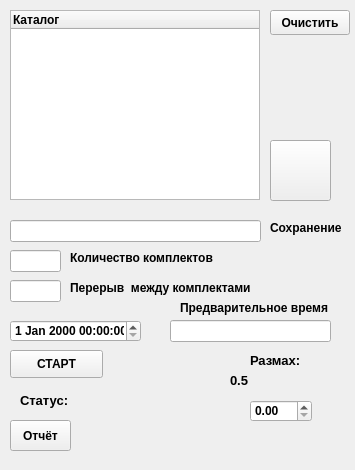
Old version of the form source/generator/generatoraepwidget.ui in the repository VictorZ08/Path.
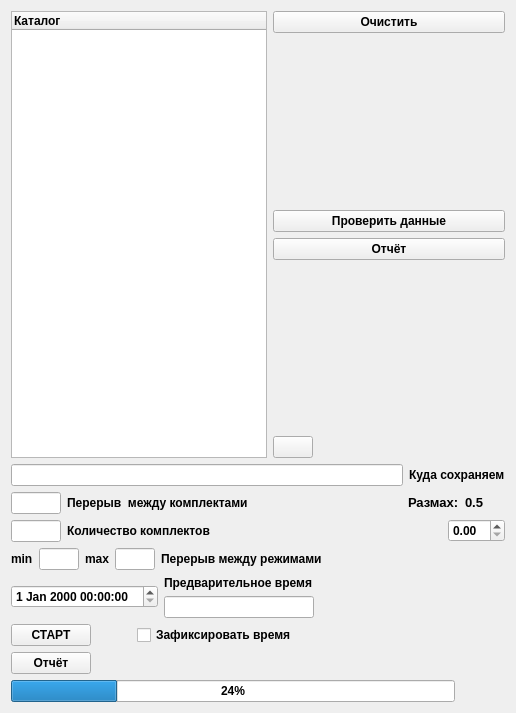
New version of the form. Icons and pictures are not drawn.

What changed in the file:
```diff
--- a/source/generator/generatoraepwidget.ui
+++ b/source/generator/generatoraepwidget.ui
@@ -6,22 +6,10 @@
    <rect>
     <x>0</x>
     <y>0</y>
-    <width>355</width>
-    <height>470</height>
+    <width>516</width>
+    <height>713</height>
    </rect>
   </property>
-  <property name="minimumSize">
-   <size>
-    <width>355</width>
-    <height>470</height>
-   </size>
-  </property>
-  <property name="maximumSize">
-   <size>
-    <width>355</width>
-    <height>470</height>
-   </size>
-  </property>
   <property name="font">
    <font>
     <weight>75</weight>
@@ -31,258 +19,478 @@
   <property name="windowTitle">
    <string>Генератор АЭП</string>
   </property>
-  <widget class="QLineEdit" name="m_numSets_le">
-   <property name="geometry">
-    <rect>
-     <x>10</x>
-     <y>250</y>
-     <width>51</width>
-     <height>22</height>
-    </rect>
-   </property>
-  </widget>
-  <widget class="QLabel" name="label_size_Complect">
-   <property name="geometry">
-    <rect>
-     <x>70</x>
-     <y>250</y>
-     <width>151</width>
-     <height>16</height>
-    </rect>
-   </property>
-   <property name="text">
-    <string>Количество комплектов</string>
-   </property>
-  </widget>
-  <widget class="QLineEdit" name="m_timeSet_le">
-   <property name="geometry">
-    <rect>
-     <x>10</x>
-     <y>280</y>
-     <width>51</width>
-     <height>22</height>
-    </rect>
-   </property>
-   <property name="text">
-    <string/>
-   </property>
-  </widget>
-  <widget class="QLabel" name="labelPreview">
-   <property name="geometry">
-    <rect>
-     <x>180</x>
-     <y>300</y>
-     <width>151</width>
-     <height>16</height>
-    </rect>
-   </property>
-   <property name="text">
-    <string>Предварительное время</string>
-   </property>
-  </widget>
-  <widget class="QLabel" name="label_Time_Complect">
-   <property name="geometry">
-    <rect>
-     <x>70</x>
-     <y>280</y>
-     <width>201</width>
-     <height>16</height>
-    </rect>
-   </property>
-   <property name="text">
-    <string>Перерыв  между комплектами</string>
-   </property>
-  </widget>
-  <widget class="QLabel" name="m_status_l">
-   <property name="geometry">
-    <rect>
-     <x>20</x>
-     <y>390</y>
-     <width>201</width>
-     <height>21</height>
-    </rect>
-   </property>
-   <property name="font">
-    <font>
-     <pointsize>10</pointsize>
-     <weight>75</weight>
-     <bold>true</bold>
-    </font>
-   </property>
-   <property name="text">
-    <string>Статус:</string>
-   </property>
-  </widget>
-  <widget class="QTreeWidget" name="m_loadSets_tw">
-   <property name="geometry">
-    <rect>
-     <x>10</x>
-     <y>10</y>
-     <width>250</width>
-     <height>190</height>
-    </rect>
-   </property>
-   <column>
-    <property name="text">
-     <string notr="true">Каталог</string>
-    </property>
-   </column>
-  </widget>
-  <widget class="QLineEdit" name="m_previewTime_le">
-   <property name="geometry">
-    <rect>
-     <x>170</x>
-     <y>320</y>
-     <width>161</width>
-     <height>22</height>
-    </rect>
-   </property>
-  </widget>
-  <widget class="QDateTimeEdit" name="m_editTime_dte">
-   <property name="geometry">
-    <rect>
-     <x>10</x>
-     <y>320</y>
-     <width>131</width>
-     <height>22</height>
-    </rect>
-   </property>
-  </widget>
-  <widget class="QPushButton" name="m_clear_pb">
-   <property name="geometry">
-    <rect>
-     <x>270</x>
-     <y>10</y>
-     <width>80</width>
-     <height>25</height>
-    </rect>
-   </property>
-   <property name="text">
-    <string>Очистить</string>
-   </property>
-  </widget>
-  <widget class="QPushButton" name="m_start_pb">
-   <property name="geometry">
-    <rect>
-     <x>10</x>
-     <y>350</y>
-     <width>93</width>
-     <height>28</height>
-    </rect>
-   </property>
-   <property name="text">
-    <string>СТАРТ</string>
-   </property>
-  </widget>
-  <widget class="QLineEdit" name="m_saveSets_le">
-   <property name="geometry">
-    <rect>
-     <x>10</x>
-     <y>220</y>
-     <width>251</width>
-     <height>22</height>
-    </rect>
-   </property>
-  </widget>
-  <widget class="QPushButton" name="m_report_pb">
-   <property name="geometry">
-    <rect>
-     <x>10</x>
-     <y>420</y>
-     <width>61</width>
-     <height>31</height>
-    </rect>
-   </property>
-   <property name="text">
-    <string>Отчёт</string>
-   </property>
-  </widget>
-  <widget class="QLabel" name="label_ampl_res">
-   <property name="geometry">
-    <rect>
-     <x>250</x>
-     <y>350</y>
-     <width>81</width>
-     <height>21</height>
-    </rect>
-   </property>
-   <property name="font">
-    <font>
-     <pointsize>10</pointsize>
-     <weight>75</weight>
-     <bold>true</bold>
-    </font>
-   </property>
-   <property name="text">
-    <string>Размах:</string>
-   </property>
-  </widget>
-  <widget class="QLabel" name="labelAmplituda">
-   <property name="geometry">
-    <rect>
-     <x>230</x>
-     <y>370</y>
-     <width>101</width>
-     <height>20</height>
-    </rect>
-   </property>
-   <property name="font">
-    <font>
-     <pointsize>10</pointsize>
-     <weight>75</weight>
-     <bold>true</bold>
-    </font>
-   </property>
-   <property name="text">
-    <string>0.5</string>
-   </property>
-  </widget>
-  <widget class="QDoubleSpinBox" name="m_amplituda_dsb">
-   <property name="geometry">
-    <rect>
-     <x>250</x>
-     <y>400</y>
-     <width>62</width>
-     <height>22</height>
-    </rect>
-   </property>
-  </widget>
-  <widget class="QPushButton" name="m_back_pb">
-   <property name="geometry">
-    <rect>
-     <x>270</x>
-     <y>140</y>
-     <width>61</width>
-     <height>61</height>
-    </rect>
-   </property>
-   <property name="text">
-    <string/>
-   </property>
-   <property name="icon">
-    <iconset resource="../path.qrc">
-     <normaloff>:/image/button_back.png</normaloff>:/image/button_back.png</iconset>
-   </property>
-   <property name="iconSize">
-    <size>
-     <width>60</width>
-     <height>60</height>
-    </size>
-   </property>
-  </widget>
-  <widget class="QLabel" name="labelPreliminarilyTime">
-   <property name="geometry">
-    <rect>
-     <x>270</x>
-     <y>220</y>
-     <width>71</width>
-     <height>16</height>
-    </rect>
-   </property>
-   <property name="text">
-    <string>Сохранение</string>
-   </property>
-  </widget>
+  <layout class="QGridLayout" name="gridLayout">
+   <item row="0" column="0">
+    <layout class="QHBoxLayout" name="horizontalLayout">
+     <item>
+      <widget class="QTreeWidget" name="m_loadSets_tw">
+       <column>
+        <property name="text">
+         <string notr="true">Каталог</string>
+        </property>
+       </column>
+      </widget>
+     </item>
+     <item>
+      <layout class="QVBoxLayout" name="verticalLayout_5">
+       <item>
+        <widget class="QPushButton" name="m_clear_pb">
+         <property name="font">
+          <font>
+           <weight>75</weight>
+           <bold>true</bold>
+          </font>
+         </property>
+         <property name="styleSheet">
+          <string notr="true"/>
+         </property>
+         <property name="text">
+          <string>Очистить</string>
+         </property>
+        </widget>
+       </item>
+       <item>
+        <spacer name="verticalSpacer_2">
+         <property name="orientation">
+          <enum>Qt::Vertical</enum>
+         </property>
+         <property name="sizeHint" stdset="0">
+          <size>
+           <width>20</width>
+           <height>40</height>
+          </size>
+         </property>
+        </spacer>
+       </item>
+       <item>
+        <widget class="QPushButton" name="m_startCheckData_pb">
+         <property name="text">
+          <string>Проверить данные</string>
+         </property>
+        </widget>
+       </item>
+       <item>
+        <widget class="QPushButton" name="m_reportCheck_pb">
+         <property name="text">
+          <string>Отчёт</string>
+         </property>
+        </widget>
+       </item>
+       <item>
+        <spacer name="verticalSpacer">
+         <property name="orientation">
+          <enum>Qt::Vertical</enum>
+         </property>
+         <property name="sizeHint" stdset="0">
+          <size>
+           <width>20</width>
+           <height>40</height>
+          </size>
+         </property>
+        </spacer>
+       </item>
+       <item>
+        <layout class="QHBoxLayout" name="horizontalLayout_9">
+         <item>
+          <widget class="QPushButton" name="m_back_pb">
+           <property name="text">
+            <string/>
+           </property>
+           <property name="icon">
+            <iconset resource="../path.qrc">
+             <normaloff>:/image/button_back.png</normaloff>:/image/button_back.png</iconset>
+           </property>
+           <property name="iconSize">
+            <size>
+             <width>60</width>
+             <height>60</height>
+            </size>
+           </property>
+          </widget>
+         </item>
+         <item>
+          <spacer name="horizontalSpacer_3">
+           <property name="orientation">
+            <enum>Qt::Horizontal</enum>
+           </property>
+           <property name="sizeHint" stdset="0">
+            <size>
+             <width>40</width>
+             <height>20</height>
+            </size>
+           </property>
+          </spacer>
+         </item>
+        </layout>
+       </item>
+      </layout>
+     </item>
+    </layout>
+   </item>
+   <item row="1" column="0">
+    <layout class="QVBoxLayout" name="verticalLayout_3">
+     <item>
+      <layout class="QVBoxLayout" name="verticalLayout_4">
+       <item>
+        <layout class="QHBoxLayout" name="horizontalLayout_5">
+         <property name="sizeConstraint">
+          <enum>QLayout::SetDefaultConstraint</enum>
+         </property>
+         <item>
+          <widget class="QLineEdit" name="m_saveSets_le"/>
+         </item>
+         <item>
+          <widget class="QLabel" name="labelPreliminarilyTime">
+           <property name="text">
+            <string>Куда сохраняем</string>
+           </property>
+          </widget>
+         </item>
+        </layout>
+       </item>
+       <item>
+        <layout class="QHBoxLayout" name="horizontalLayout_14">
+         <item>
+          <layout class="QVBoxLayout" name="verticalLayout">
+           <item>
+            <layout class="QHBoxLayout" name="horizontalLayout_3">
+             <item>
+              <widget class="QLineEdit" name="m_timeSet_le">
+               <property name="maximumSize">
+                <size>
+                 <width>50</width>
+                 <height>16777215</height>
+                </size>
+               </property>
+               <property name="text">
+                <string/>
+               </property>
+              </widget>
+             </item>
+             <item>
+              <widget class="QLabel" name="label_Time_Complect">
+               <property name="text">
+                <string>Перерыв  между комплектами</string>
+               </property>
+              </widget>
+             </item>
+            </layout>
+           </item>
+           <item>
+            <layout class="QHBoxLayout" name="horizontalLayout_4">
+             <item>
+              <widget class="QLineEdit" name="m_numSets_le">
+               <property name="maximumSize">
+                <size>
+                 <width>50</width>
+                 <height>16777215</height>
+                </size>
+               </property>
+              </widget>
+             </item>
+             <item>
+              <widget class="QLabel" name="label_size_Complect">
+               <property name="text">
+                <string>Количество комплектов</string>
+               </property>
+              </widget>
+             </item>
+            </layout>
+           </item>
+          </layout>
+         </item>
+         <item>
+          <layout class="QVBoxLayout" name="verticalLayout_2">
+           <item>
+            <layout class="QHBoxLayout" name="horizontalLayout_10">
+             <item>
+              <widget class="QLabel" name="label_ampl_res">
+               <property name="font">
+                <font>
+                 <pointsize>10</pointsize>
+                 <weight>75</weight>
+                 <bold>true</bold>
+                </font>
+               </property>
+               <property name="text">
+                <string>Размах:</string>
+               </property>
+              </widget>
+             </item>
+             <item>
+              <widget class="QLabel" name="labelAmplituda">
+               <property name="font">
+                <font>
+                 <pointsize>10</pointsize>
+                 <weight>75</weight>
+                 <bold>true</bold>
+                </font>
+               </property>
+               <property name="text">
+                <string>0.5</string>
+               </property>
+              </widget>
+             </item>
+            </layout>
+           </item>
+           <item>
+            <layout class="QHBoxLayout" name="horizontalLayout_7">
+             <item>
+              <spacer name="horizontalSpacer_2">
+               <property name="orientation">
+                <enum>Qt::Horizontal</enum>
+               </property>
+               <property name="sizeType">
+                <enum>QSizePolicy::Preferred</enum>
+               </property>
+               <property name="sizeHint" stdset="0">
+                <size>
+                 <width>40</width>
+                 <height>20</height>
+                </size>
+               </property>
+              </spacer>
+             </item>
+             <item>
+              <widget class="QDoubleSpinBox" name="m_amplituda_dsb"/>
+             </item>
+            </layout>
+           </item>
+          </layout>
+         </item>
+        </layout>
+       </item>
+       <item>
+        <layout class="QHBoxLayout" name="horizontalLayout_2">
+         <item>
+          <widget class="QLabel" name="label_3">
+           <property name="sizePolicy">
+            <sizepolicy hsizetype="Maximum" vsizetype="Preferred">
+             <horstretch>0</horstretch>
+             <verstretch>0</verstretch>
+            </sizepolicy>
+           </property>
+           <property name="text">
+            <string>min</string>
+           </property>
+          </widget>
+         </item>
+         <item>
+          <widget class="QLineEdit" name="m_minTimeModes_le">
+           <property name="minimumSize">
+            <size>
+             <width>40</width>
+             <height>0</height>
+            </size>
+           </property>
+           <property name="maximumSize">
+            <size>
+             <width>40</width>
+             <height>16777215</height>
+            </size>
+           </property>
+          </widget>
+         </item>
+         <item>
+          <widget class="QLabel" name="label_2">
+           <property name="sizePolicy">
+            <sizepolicy hsizetype="Maximum" vsizetype="Preferred">
+             <horstretch>0</horstretch>
+             <verstretch>0</verstretch>
+            </sizepolicy>
+           </property>
+           <property name="text">
+            <string>max</string>
+           </property>
+          </widget>
+         </item>
+         <item>
+          <widget class="QLineEdit" name="m_maxTimeModes_le">
+           <property name="maximumSize">
+            <size>
+             <width>40</width>
+             <height>16777215</height>
+            </size>
+           </property>
+          </widget>
+         </item>
+         <item>
+          <widget class="QLabel" name="label">
+           <property name="text">
+            <string>Перерыв между режимами</string>
+           </property>
+          </widget>
+         </item>
+        </layout>
+       </item>
+      </layout>
+     </item>
+     <item>
+      <layout class="QVBoxLayout" name="verticalLayout_7">
+       <item>
+        <layout class="QHBoxLayout" name="horizontalLayout_6">
+         <item>
+          <layout class="QHBoxLayout" name="horizontalLayout_11">
+           <item>
+            <widget class="QDateTimeEdit" name="m_editTime_dte"/>
+           </item>
+          </layout>
+         </item>
+         <item>
+          <layout class="QVBoxLayout" name="verticalLayout_8">
+           <item>
+            <widget class="QLabel" name="label_Timer_AEP_Preliminarily">
+             <property name="text">
+              <string>Предварительное время</string>
+             </property>
+            </widget>
+           </item>
+           <item>
+            <widget class="QLineEdit" name="m_previewTime_le">
+             <property name="maximumSize">
+              <size>
+               <width>150</width>
+               <height>16777215</height>
+              </size>
+             </property>
+            </widget>
+           </item>
+          </layout>
+         </item>
+         <item>
+          <spacer name="horizontalSpacer">
+           <property name="orientation">
+            <enum>Qt::Horizontal</enum>
+           </property>
+           <property name="sizeType">
+            <enum>QSizePolicy::Expanding</enum>
+           </property>
+           <property name="sizeHint" stdset="0">
+            <size>
+             <width>40</width>
+             <height>20</height>
+            </size>
+           </property>
+          </spacer>
+         </item>
+        </layout>
+       </item>
+       <item>
+        <layout class="QVBoxLayout" name="verticalLayout_9">
+         <item>
+          <layout class="QHBoxLayout" name="horizontalLayout_12">
+           <item>
+            <widget class="QPushButton" name="m_start_pb">
+             <property name="text">
+              <string>СТАРТ</string>
+             </property>
+            </widget>
+           </item>
+           <item>
+            <spacer name="horizontalSpacer_5">
+             <property name="orientation">
+              <enum>Qt::Horizontal</enum>
+             </property>
+             <property name="sizeType">
+              <enum>QSizePolicy::Minimum</enum>
+             </property>
+             <property name="sizeHint" stdset="0">
+              <size>
+               <width>40</width>
+               <height>20</height>
+              </size>
+             </property>
+            </spacer>
+           </item>
+           <item>
+            <widget class="QCheckBox" name="m_fixedTime_ckb">
+             <property name="text">
+              <string>Зафиксировать время</string>
+             </property>
+            </widget>
+           </item>
+           <item>
+            <spacer name="horizontalSpacer_4">
+             <property name="orientation">
+              <enum>Qt::Horizontal</enum>
+             </property>
+             <property name="sizeHint" stdset="0">
+              <size>
+               <width>40</width>
+               <height>20</height>
+              </size>
+             </property>
+            </spacer>
+           </item>
+          </layout>
+         </item>
+        </layout>
+       </item>
+       <item>
+        <layout class="QHBoxLayout" name="horizontalLayout_8">
+         <item>
+          <widget class="QPushButton" name="m_report_pb">
+           <property name="text">
+            <string>Отчёт</string>
+           </property>
+          </widget>
+         </item>
+         <item>
+          <spacer name="horizontalSpacer_7">
+           <property name="orientation">
+            <enum>Qt::Horizontal</enum>
+           </property>
+           <property name="sizeHint" stdset="0">
+            <size>
+             <width>40</width>
+             <height>20</height>
+            </size>
+           </property>
+          </spacer>
+         </item>
+        </layout>
+       </item>
+       <item>
+        <layout class="QHBoxLayout" name="horizontalLayout_13">
+         <item>
+          <widget class="QProgressBar" name="m_status_prb">
+           <property name="enabled">
+            <bool>true</bool>
+           </property>
+           <property name="sizePolicy">
+            <sizepolicy hsizetype="MinimumExpanding" vsizetype="Preferred">
+             <horstretch>0</horstretch>
+             <verstretch>0</verstretch>
+            </sizepolicy>
+           </property>
+           <property name="value">
+            <number>24</number>
+           </property>
+          </widget>
+         </item>
+         <item>
+          <spacer name="horizontalSpacer_6">
+           <property name="orientation">
+            <enum>Qt::Horizontal</enum>
+           </property>
+           <property name="sizeType">
+            <enum>QSizePolicy::Preferred</enum>
+           </property>
+           <property name="sizeHint" stdset="0">
+            <size>
+             <width>50</width>
+             <height>20</height>
+            </size>
+           </property>
+          </spacer>
+         </item>
+        </layout>
+       </item>
+      </layout>
+     </item>
+    </layout>
+   </item>
+  </layout>
  </widget>
  <resources>
   <include location="../path.qrc"/>
```
